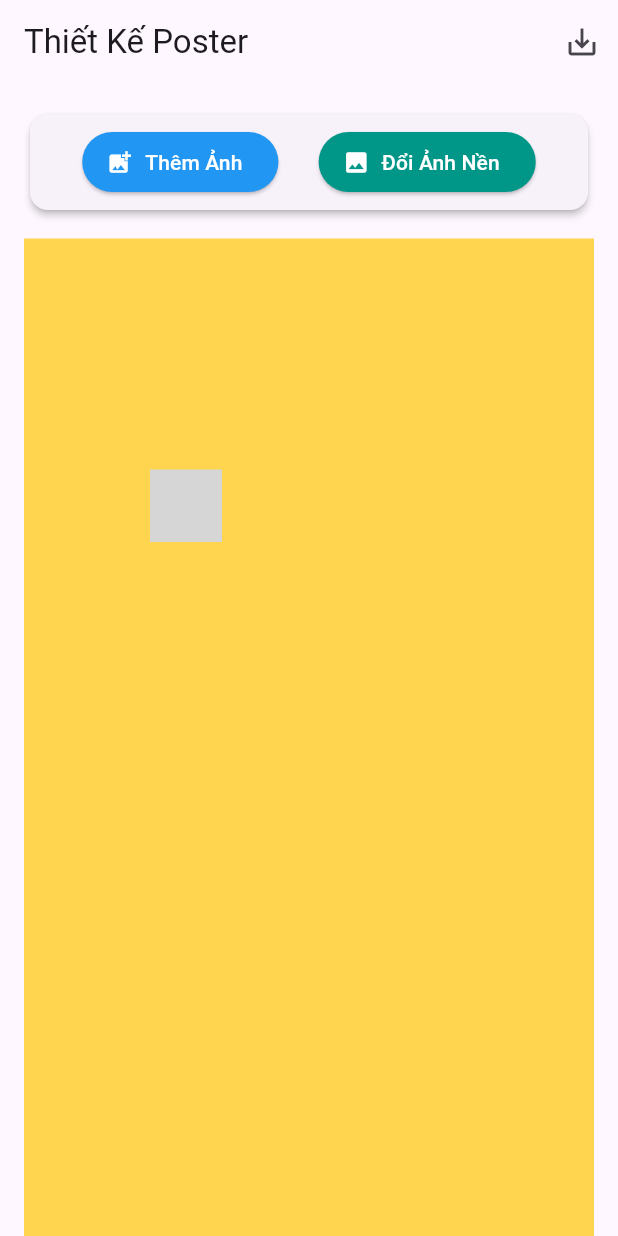
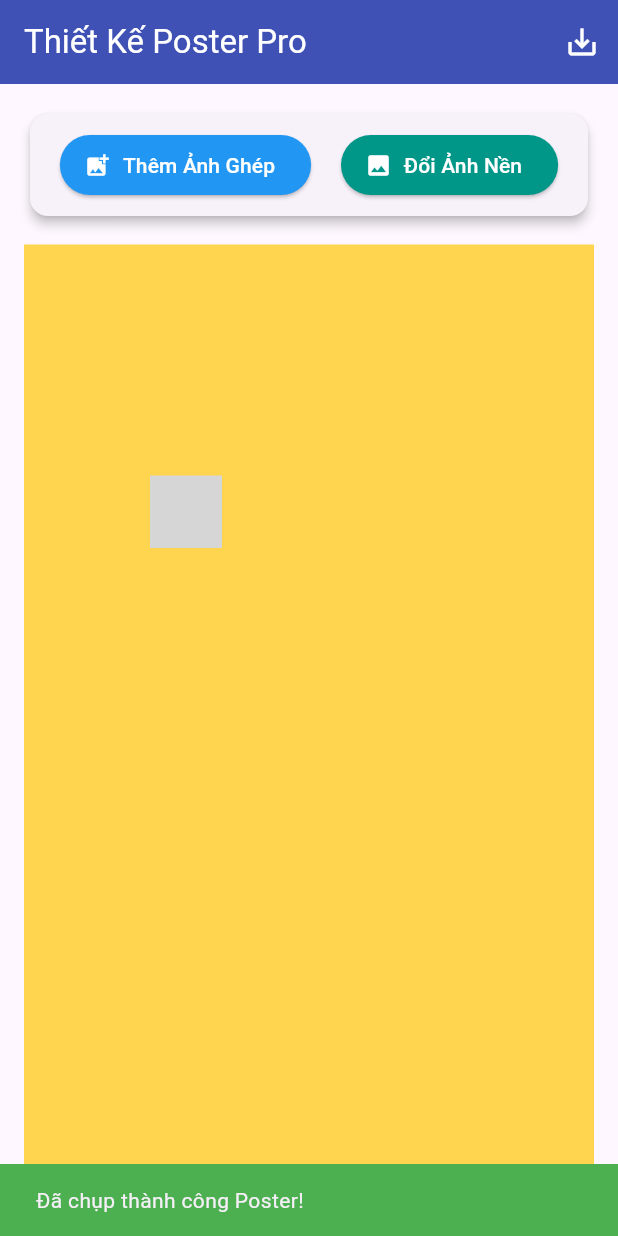
Before and after one commit to nguyenxuantrai/poster_web, a Flutter app: the screen it shows after launch, after a tap on the "save alt" icon, on a phone screen of 412 x 824 dp. Run offline on Flutter 3.47's test engine with Material 3 defaults, Android fonts, the phone set to English and light mode, and no system bars; our stand-ins replace flutter_colorpicker, google_fonts, image_picker; missing offline and left inert: text_3d; grey boxes are pictures that could not be loaded.

Commit message:
Fix web build by removing mobile-only mlkit

```diff
--- a/lib/main.dart
+++ b/lib/main.dart
@@ -1,4 +1,3 @@
-import 'dart:io';
 import 'dart:math' as math;
 import 'dart:typed_data';
 import 'dart:ui' as ui;
@@ -7,13 +6,9 @@ import 'package:flutter/foundation.dart' show kIsWeb;
 import 'package:flutter/material.dart';
 import 'package:flutter/rendering.dart';
 import 'package:flutter_colorpicker/flutter_colorpicker.dart';
-import 'package:gal/gal.dart';
 import 'package:google_fonts/google_fonts.dart';
 import 'package:image_picker/image_picker.dart';
 import 'package:text_3d/text_3d.dart';
-
-// Import MLKit (Chỉ dùng cho Android/iOS)
-import 'package:google_mlkit_subject_segmentation/google_mlkit_subject_segmentation.dart';
 
 void main() {
   runApp(const PosterApp());
@@ -31,7 +26,7 @@ class PosterApp extends StatelessWidget {
   }
 }
 
-// 1. Model Chữ
+// 1. Model Quản lý Chữ
 class PosterTextItem {
   String text;
   Offset position;
@@ -58,10 +53,9 @@ class PosterTextItem {
   });
 }
 
-// 2. Model Hình Ảnh
+// 2. Model Quản lý Hình Ảnh
 class PosterImageIcon {
-  File? imageFile;
-  Uint8List? imageBytes;
+  Uint8List imageBytes;
   Offset position;
   double width;
   double height;
@@ -72,8 +66,7 @@ class PosterImageIcon {
   bool isOval;
 
   PosterImageIcon({
-    this.imageFile,
-    this.imageBytes,
+    required this.imageBytes,
     required this.position,
     this.width = 120.0,
     this.height = 120.0,
@@ -120,10 +113,9 @@ class _PosterScreenState extends State<PosterScreen> {
 
   final ImagePicker _picker = ImagePicker();
 
-  double _posterWidth = 550.0;
-  double _posterHeight = 700.0;
+  double _posterWidth = 500.0;
+  double _posterHeight = 650.0;
 
-  File? _backgroundImageFile;
   Uint8List? _backgroundImageBytes;
   Color _backgroundColor = Colors.amber[300]!;
 
@@ -228,7 +220,6 @@ class _PosterScreenState extends State<PosterScreen> {
         _imageItems.add(
           PosterImageIcon(
             imageBytes: bytes,
-            imageFile: kIsWeb ? null : File(pickedFile.path),
             position: const Offset(50, 50),
           ),
         );
@@ -242,54 +233,7 @@ class _PosterScreenState extends State<PosterScreen> {
       final bytes = await pickedFile.readAsBytes();
       setState(() {
         _backgroundImageBytes = bytes;
-        if (!kIsWeb) {
-          _backgroundImageFile = File(pickedFile.path);
-        }
       });
-    }
-  }
-
-  Future<Uint8List?> _removeBackground(PosterImageIcon imgItem) async {
-    if (kIsWeb) {
-      if (mounted) {
-        ScaffoldMessenger.of(context).showSnackBar(
-          const SnackBar(
-            content: Text("Tính năng tách nền Offline chưa hỗ trợ Web!"),
-            backgroundColor: Colors.orange,
-          ),
-        );
-      }
-      return null;
-    }
-
-    SubjectSegmenter? segmenter;
-    try {
-      final options = SubjectSegmenterOptions(
-        enableForegroundBitmap: true,
-        enableForegroundConfidenceMask: true,
-        enableMultipleSubjects: SubjectResultOptions(
-          enableConfidenceMask: false,
-          enableSubjectBitmap: false,
-        ),
-      );
-
-      segmenter = SubjectSegmenter(options: options);
-      final inputImage = InputImage.fromFile(imgItem.imageFile!);
-      final result = await segmenter.processImage(inputImage);
-
-      return result.foregroundBitmap;
-    } catch (e) {
-      if (mounted) {
-        ScaffoldMessenger.of(context).showSnackBar(
-          SnackBar(
-            content: Text("Lỗi tách nền: $e"),
-            backgroundColor: Colors.red,
-          ),
-        );
-      }
-      return null;
-    } finally {
-      await segmenter?.close();
     }
   }
 
@@ -301,7 +245,6 @@ class _PosterScreenState extends State<PosterScreen> {
     BlendMode tempBlendMode = imgItem.blendMode;
     bool tempSoftEdges = imgItem.softEdges;
     bool tempIsOval = imgItem.isOval;
-    bool isLoading = false;
 
     showDialog(
       context: context,
@@ -309,52 +252,12 @@ class _PosterScreenState extends State<PosterScreen> {
         return StatefulBuilder(
           builder: (context, setDialogState) {
             return AlertDialog(
-              title: const Text("Chỉnh sửa & Xử lý Ảnh"),
+              title: const Text("Chỉnh sửa Ảnh"),
               content: SingleChildScrollView(
                 child: Column(
                   mainAxisSize: MainAxisSize.min,
                   crossAxisAlignment: CrossAxisAlignment.start,
                   children: [
-                    if (!kIsWeb) ...[
-                      ElevatedButton.icon(
-                        onPressed: isLoading
-                            ? null
-                            : () async {
-                          setDialogState(() => isLoading = true);
-                          Uint8List? noBgBytes = await _removeBackground(imgItem);
-                          setDialogState(() => isLoading = false);
-
-                          if (noBgBytes != null) {
-                            setState(() {
-                              imgItem.imageBytes = noBgBytes;
-                            });
-                            if (mounted) {
-                              ScaffoldMessenger.of(context).showSnackBar(
-                                const SnackBar(
-                                  content: Text("Đã tách nền thành công!"),
-                                  backgroundColor: Colors.green,
-                                ),
-                              );
-                            }
-                          }
-                        },
-                        icon: isLoading
-                            ? const SizedBox(
-                          width: 18,
-                          height: 18,
-                          child: CircularProgressIndicator(strokeWidth: 2, color: Colors.white),
-                        )
-                            : const Icon(Icons.auto_fix_high),
-                        label: Text(isLoading ? "Đang xử lý..." : "Tách nền tự động"),
-                        style: ElevatedButton.styleFrom(
-                          backgroundColor: Colors.purple,
-                          foregroundColor: Colors.white,
-                          minimumSize: const Size(double.infinity, 42),
-                        ),
-                      ),
-                      const Divider(height: 25),
-                    ],
-
                     SwitchListTile(
                       title: const Text("Bo ảnh hình Ovan (Oval)", style: TextStyle(fontWeight: FontWeight.bold)),
                       value: tempIsOval,
@@ -671,57 +574,28 @@ class _PosterScreenState extends State<PosterScreen> {
       _globalKey.currentContext!.findRenderObject() as RenderRepaintBoundary;
       ui.Image image = await boundary.toImage(pixelRatio: 3.0);
       ByteData? byteData = await image.toByteData(format: ui.ImageByteFormat.png);
-      Uint8List pngBytes = byteData!.buffer.asUint8List();
 
-      if (kIsWeb) {
-        ScaffoldMessenger.of(context).showSnackBar(
-          const SnackBar(content: Text("Chức năng tải ảnh trên Web đã sẵn sàng!")),
-        );
-      } else {
-        bool hasAccess = await Gal.hasAccess();
-        if (!hasAccess) {
-          hasAccess = await Gal.requestAccess();
-          if (!hasAccess) return;
-        }
-        await Gal.putImageBytes(pngBytes, album: 'PosterMaker');
       if (mounted) {
         ScaffoldMessenger.of(context).showSnackBar(
-            const SnackBar(
-              content: Text("Đã lưu Poster vào Thư viện ảnh!"),
-              backgroundColor: Colors.green,
-            ),
+          const SnackBar(content: Text("Đã chụp thành công Poster!"), backgroundColor: Colors.green),
         );
-        }
       }
     } catch (e) {
       if (mounted) {
         ScaffoldMessenger.of(context).showSnackBar(
-          SnackBar(content: Text("Lưu ảnh thất bại: $e"), backgroundColor: Colors.red),
+          SnackBar(content: Text("Lỗi xuất ảnh: $e"), backgroundColor: Colors.red),
         );
       }
     }
   }
 
   Widget _buildBlendedImage(PosterImageIcon imgItem) {
-    Widget imgWidget;
-
-    if (imgItem.imageBytes != null) {
-      imgWidget = Image.memory(
-        imgItem.imageBytes!,
+    Widget imgWidget = Image.memory(
+      imgItem.imageBytes,
       width: imgItem.width,
       height: imgItem.height,
       fit: BoxFit.cover,
     );
-    } else if (imgItem.imageFile != null) {
-      imgWidget = Image.file(
-        imgItem.imageFile!,
-        width: imgItem.width,
-        height: imgItem.height,
-        fit: BoxFit.cover,
-      );
-    } else {
-      imgWidget = const SizedBox.shrink();
-    }
 
     if (imgItem.isOval) {
       imgWidget = ClipOval(child: imgWidget);
@@ -744,26 +618,13 @@ class _PosterScreenState extends State<PosterScreen> {
     return imgWidget;
   }
 
-  DecorationImage? _getBackgroundImage() {
-    if (_backgroundImageBytes != null) {
-      return DecorationImage(
-        image: MemoryImage(_backgroundImageBytes!),
-        fit: BoxFit.cover,
-      );
-    } else if (_backgroundImageFile != null) {
-      return DecorationImage(
-        image: FileImage(_backgroundImageFile!),
-        fit: BoxFit.cover,
-      );
-    }
-    return null;
-  }
-
   @override
   Widget build(BuildContext context) {
     return Scaffold(
       appBar: AppBar(
-        title: const Text('Thiết Kế Poster'),
+        title: const Text('Thiết Kế Poster Pro'),
+        backgroundColor: Colors.indigo,
+        foregroundColor: Colors.white,
         actions: [
           IconButton(
             icon: const Icon(Icons.save_alt),
@@ -778,25 +639,33 @@ class _PosterScreenState extends State<PosterScreen> {
           child: Column(
             crossAxisAlignment: CrossAxisAlignment.stretch,
             children: [
-              // 1. THANH CÔNG CỤ CHỌN ẢNH BÊN TRÊN KHUNG POSTER
+              // 1. CÁC NÚT BẤM THAO TÁC ẢNH VÀ CHỮ
               Card(
-                elevation: 2,
+                elevation: 3,
                 child: Padding(
-                  padding: const EdgeInsets.all(8.0),
-                  child: Row(
-                    mainAxisAlignment: MainAxisAlignment.spaceEvenly,
+                  padding: const EdgeInsets.all(10.0),
+                  child: Wrap(
+                    alignment: WrapAlignment.spaceEvenly,
+                    spacing: 10,
+                    runSpacing: 10,
                     children: [
                       ElevatedButton.icon(
                         onPressed: _pickImageFromGallery,
                         icon: const Icon(Icons.add_photo_alternate),
-                        label: const Text("Thêm Ảnh"),
-                        style: ElevatedButton.styleFrom(backgroundColor: Colors.blue, foregroundColor: Colors.white),
+                        label: const Text("Thêm Ảnh Ghép"),
+                        style: ElevatedButton.styleFrom(
+                          backgroundColor: Colors.blue,
+                          foregroundColor: Colors.white,
+                        ),
                       ),
                       ElevatedButton.icon(
                         onPressed: _pickBackgroundImage,
                         icon: const Icon(Icons.image),
                         label: const Text("Đổi Ảnh Nền"),
-                        style: ElevatedButton.styleFrom(backgroundColor: Colors.teal, foregroundColor: Colors.white),
+                        style: ElevatedButton.styleFrom(
+                          backgroundColor: Colors.teal,
+                          foregroundColor: Colors.white,
+                        ),
                       ),
                     ],
                   ),
@@ -813,7 +682,12 @@ class _PosterScreenState extends State<PosterScreen> {
                     height: _posterHeight,
                     decoration: BoxDecoration(
                       color: _backgroundColor,
-                      image: _getBackgroundImage(),
+                      image: _backgroundImageBytes != null
+                          ? DecorationImage(
+                        image: MemoryImage(_backgroundImageBytes!),
+                        fit: BoxFit.cover,
+                      )
+                          : null,
                     ),
                     child: Stack(
                       children: [
@@ -881,7 +755,7 @@ class _PosterScreenState extends State<PosterScreen> {
                             child: TextField(
                               controller: _textController,
                               decoration: const InputDecoration(
-                                hintText: "Nhập chữ cần thêm...",
+                                hintText: "Nhập nội dung...",
                                 border: OutlineInputBorder(),
                                 isDense: true,
                               ),
@@ -890,7 +764,11 @@ class _PosterScreenState extends State<PosterScreen> {
                           const SizedBox(width: 10),
                           ElevatedButton(
                             onPressed: _addNewText,
-                            style: ElevatedButton.styleFrom(backgroundColor: Colors.green, foregroundColor: Colors.white),
+                            style: ElevatedButton.styleFrom(
+                              backgroundColor: Colors.green,
+                              foregroundColor: Colors.white,
+                              padding: const EdgeInsets.symmetric(horizontal: 20, vertical: 15),
+                            ),
                             child: const Text("Thêm"),
                           ),
                         ],
@@ -924,21 +802,28 @@ class _PosterScreenState extends State<PosterScreen> {
               ),
               const SizedBox(height: 10),
 
-              // 4. CẤU HÌNH KÍCH THƯỚC VÀ MÀU NỀN POSTER
-              ExpansionTile(
+              // 4. CHỈNH KÍCH THƯỚC VÀ MÀU NỀN POSTER
+              Card(
+                elevation: 2,
+                child: ExpansionTile(
                   title: const Text(
-                  "Chỉnh kích thước & Màu nền Poster",
+                    "Cấu hình Kích thước & Màu nền",
                     style: TextStyle(fontWeight: FontWeight.bold),
                   ),
                   children: [
-                  Text("Chiều rộng khung: ${_posterWidth.round()} px"),
+                    Padding(
+                      padding: const EdgeInsets.all(12.0),
+                      child: Column(
+                        crossAxisAlignment: CrossAxisAlignment.start,
+                        children: [
+                          Text("Chiều rộng: ${_posterWidth.round()} px"),
                           Slider(
                             value: _posterWidth,
                             min: 300.0,
                             max: 600.0,
                             onChanged: (val) => setState(() => _posterWidth = val),
                           ),
-                  Text("Chiều cao khung: ${_posterHeight.round()} px"),
+                          Text("Chiều cao: ${_posterHeight.round()} px"),
                           Slider(
                             value: _posterHeight,
                             min: 300.0,
@@ -948,7 +833,7 @@ class _PosterScreenState extends State<PosterScreen> {
                           Row(
                             mainAxisAlignment: MainAxisAlignment.spaceBetween,
                             children: [
-                      const Text("Màu nền khung:"),
+                              const Text("Màu nền Poster:"),
                               ElevatedButton(
                                 onPressed: () {
                                   showDialog(
@@ -982,6 +867,10 @@ class _PosterScreenState extends State<PosterScreen> {
                           ),
                         ],
                       ),
+                    ),
+                  ],
+                ),
+              ),
             ],
           ),
         ),
--- a/pubspec.yaml
+++ b/pubspec.yaml
@@ -30,10 +30,10 @@ environment:
 dependencies:
   flutter:
     sdk: flutter
-  flutter_colorpicker: ^1.1.0
   image_picker: ^1.0.7
   gal: ^2.3.0
   http: ^1.2.0
+  flutter_colorpicker: ^1.0.6
   google_fonts: ^6.2.1
   google_mlkit_subject_segmentation: ^0.1.0
   image: ^4.2.0                             # <--- Thêm mới
```
Lines whose indentation alone changed are shown as unchanged.
